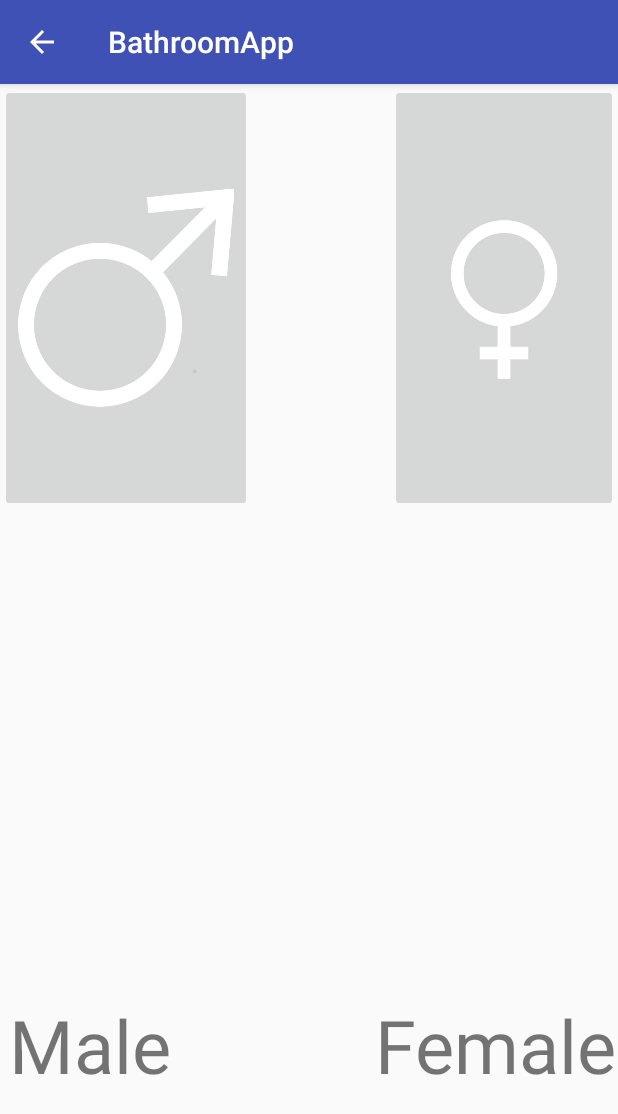
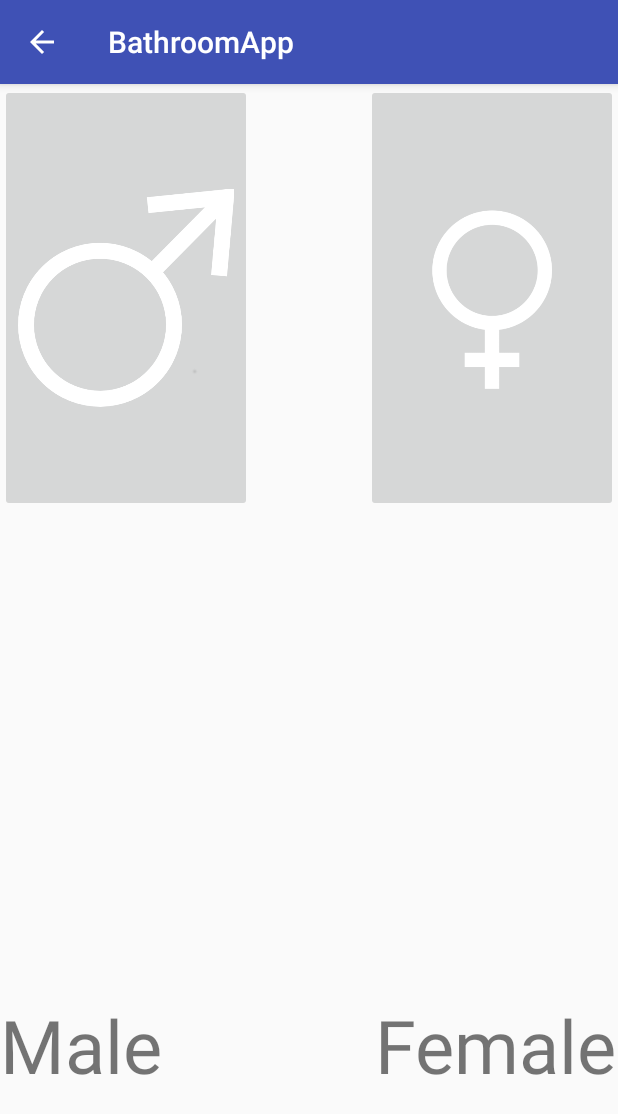
Before and after one commit to sdilraj/sfhacks2017, an Android app: the information screen opened directly, with no data from a screen before it, on a phone screen of 412 x 824 dp. Shown: the top 1114 px of the screen. Run offline under Robolectric (Android 15) with nearby library versions, the phone set to English and light mode, and no system bars.

Commit message:
addidion added files

```diff
--- a/BathroomApp/app/src/main/java/com/example/huy/bathroomapp/information.java
+++ b/BathroomApp/app/src/main/java/com/example/huy/bathroomapp/information.java
@@ -1,7 +1,10 @@
 package com.example.huy.bathroomapp;
 
+import android.content.Intent;
+import android.os.Bundle;
 import android.support.v7.app.AppCompatActivity;
-import android.os.Bundle;
+import android.view.View;
+import android.widget.ImageButton;
 
 public class information extends AppCompatActivity {
 
@@ -9,5 +12,24 @@ public class information extends AppCompatActivity {
     protected void onCreate(Bundle savedInstanceState) {
         super.onCreate(savedInstanceState);
         setContentView(R.layout.activity_information);
+
+        ImageButton male =(ImageButton)findViewById(R.id.maleButton);
+        male.setOnClickListener(new View.OnClickListener() {
+            @Override
+            public void onClick(View v) {
+                Intent intent1 = new Intent(getApplicationContext(),waitEstimate.class);
+                startActivity(intent1);
+
+        }
+        });
+        ImageButton female =(ImageButton)findViewById(R.id.femaleButton);
+        female.setOnClickListener(new View.OnClickListener() {
+            @Override
+            public void onClick(View v) {
+                Intent intent2 = new Intent(getApplicationContext(),waitEstimate.class);
+                startActivity(intent2);
+
+            }
+        });
     }
 }
--- a/BathroomApp/app/src/main/res/layout/activity_information.xml
+++ b/BathroomApp/app/src/main/res/layout/activity_information.xml
@@ -16,28 +16,29 @@
 
         android:scaleType="fitCenter"
         app:srcCompat="@drawable/malelogo"
+        android:clickable="true"
  />
 
     <ImageButton
         android:id="@+id/femaleButton"
         android:layout_width="168sp"
         android:layout_height="285sp"
-        android:layout_gravity="center"
-        android:adjustViewBounds="true"
         android:scaleType="fitCenter"
         app:srcCompat="@drawable/femalogo"
-        android:layout_alignLeft="@+id/femaleView"
-        android:layout_alignStart="@+id/femaleView"
-        android:layout_marginLeft="10dp"
-        android:layout_marginStart="10dp"
-        android:layout_alignParentTop="true" />
+        android:layout_alignParentTop="true"
+        android:layout_alignParentRight="true"
+        android:layout_alignParentEnd="true"
+        android:clickable="true"
+        />
+
+
 
     <TextView
     android:id="@+id/maleView"
-    android:layout_width="162sp"
+    android:layout_width="168sp"
     android:layout_height="115sp"
     android:text="Male"
-  android:textSize="49dp"
+    android:textSize="49dp"
         tools:layout_editor_absoluteY="333dp"
         tools:layout_editor_absoluteX="0dp"
         android:layout_alignBaseline="@+id/femaleView"
@@ -68,4 +69,5 @@
 
 
 
+
 </RelativeLayout>
```
Also changed, not shown: BathroomApp/app/src/main/AndroidManifest.xml (+21 -7 lines), BathroomApp/app/src/main/java/com/example/huy/bathroomapp/finish.java (added, +16 -0 lines), BathroomApp/app/src/main/java/com/example/huy/bathroomapp/waitEstimate.java (added, +41 -0 lines), BathroomApp/app/src/main/res/layout/activity_finish.xml (added, +16 -0 lines), BathroomApp/app/src/main/res/layout/activity_wait_estimate.xml (added, +67 -0 lines).
